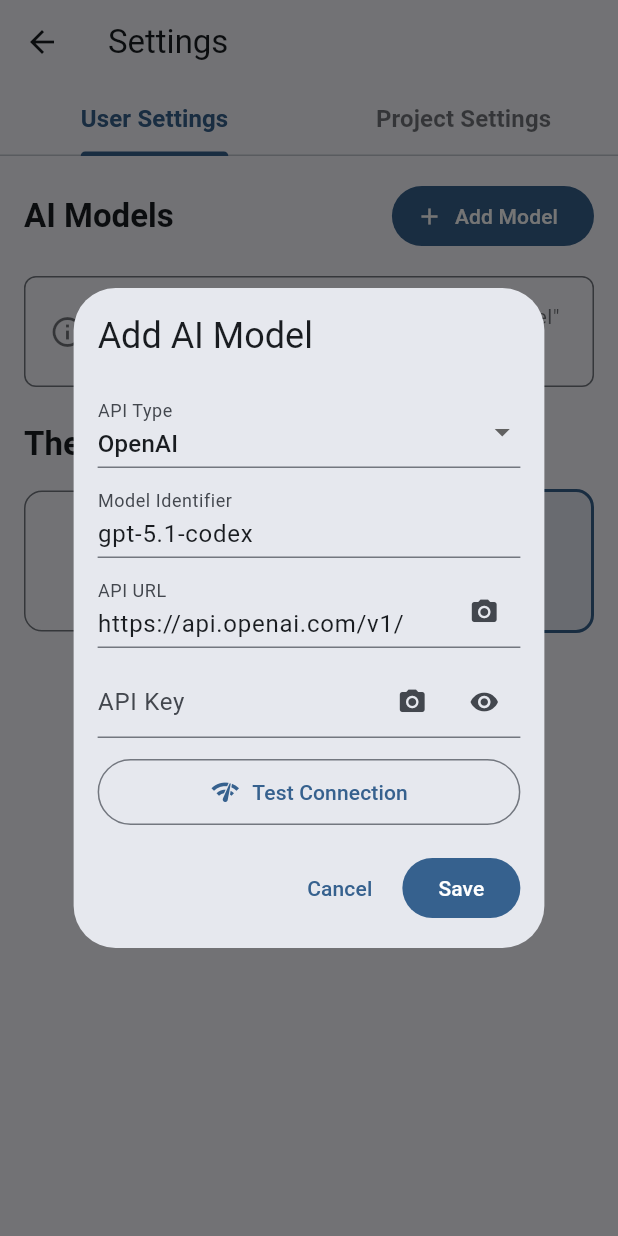
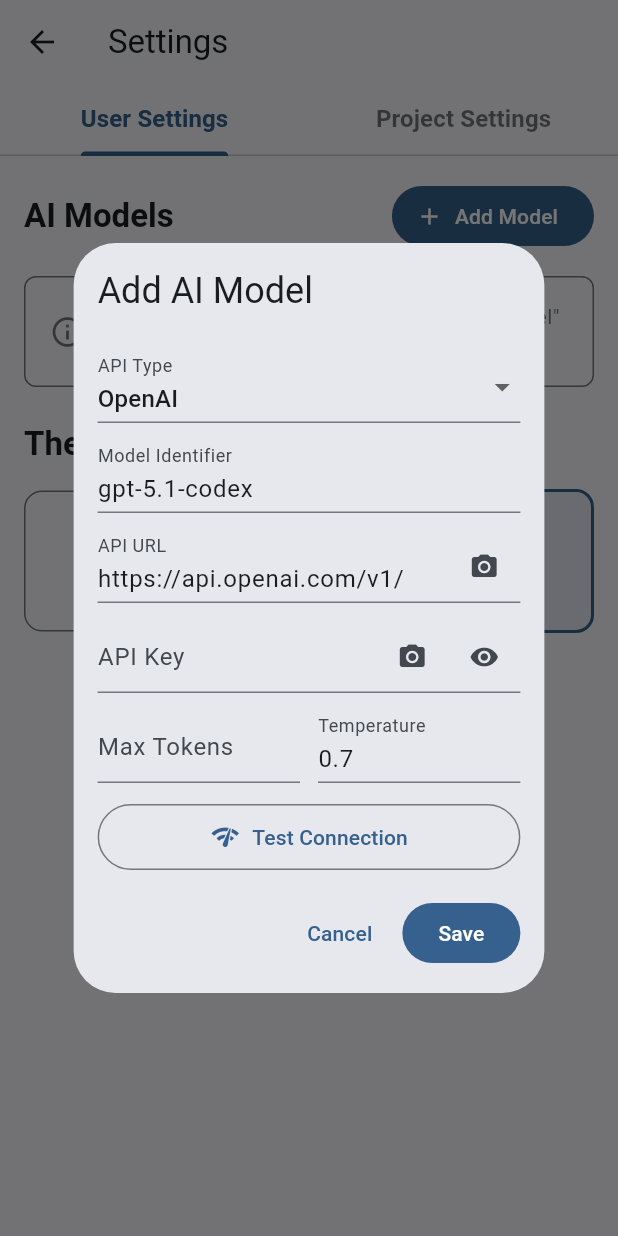
Before and after one commit to few-sh/fewshell, a Flutter app: the MainSettingsPage screen opened directly, after a tap on "Add Model", on a phone screen of 412 x 824 dp. Run offline on Flutter 3.47's test engine with Material 3 defaults, Android fonts, the phone set to English and light mode, and no system bars; our stand-ins replace camera, drift, flutter_markdown, flutter_riverpod, flutter_secure_storage, freezed_annotation and 3 more; missing offline and left inert: apple_vision_recognize_text, dartssh2, llm_dart, markdown; accounts and stored records are empty; generated files the repository leaves out were written again.

Commit message:
feat: add temperature and max tokens controls to AI model dialog

```diff
--- a/decamp-app/lib/components/ai_model_dialog.dart
+++ b/decamp-app/lib/components/ai_model_dialog.dart
@@ -51,6 +51,8 @@ class AIModelDialog {
         initialApiType: existingSettings?.apiType,
         initialUrl: existingSettings?.baseUrl,
         initialApiKey: apiKey ?? '',
+        initialMaxTokens: existingSettings?.maxTokens,
+        initialTemperature: existingSettings?.temperature,
         initialEnabled: existingSettings?.enabled,
         onSave:
             (
@@ -190,6 +192,8 @@ class _AIModelDialogForm extends StatefulWidget {
   final LlmApiType? initialApiType;
   final String? initialUrl;
   final String? initialApiKey;
+  final int? initialMaxTokens;
+  final double? initialTemperature;
   final bool? initialEnabled;
   final Function(
     String identifier,
@@ -211,6 +215,8 @@ class _AIModelDialogForm extends StatefulWidget {
     this.initialApiType,
     this.initialUrl,
     this.initialApiKey,
+    this.initialMaxTokens,
+    this.initialTemperature,
     this.initialEnabled,
     required this.onSave,
   });
@@ -223,6 +229,8 @@ class _AIModelDialogFormState extends State<_AIModelDialogForm> {
   late final TextEditingController _identifierController;
   late final TextEditingController _urlController;
   late final TextEditingController _apiKeyController;
+  late final TextEditingController _maxTokensController;
+  late final TextEditingController _temperatureController;
   final _formKey = GlobalKey<FormState>();
   final _scrollController = ScrollController();
   bool _obscureApiKey = true;
@@ -271,6 +279,12 @@ class _AIModelDialogFormState extends State<_AIModelDialogForm> {
       text: widget.initialUrl ?? _selectedApiType.defaultBaseUrl,
     );
     _apiKeyController = TextEditingController(text: widget.initialApiKey);
+    _maxTokensController = TextEditingController(
+      text: widget.initialMaxTokens?.toString() ?? '',
+    );
+    _temperatureController = TextEditingController(
+      text: widget.initialTemperature?.toString() ?? '0.7',
+    );
     _enabled = widget.initialEnabled ?? true;
   }
 
@@ -279,6 +293,8 @@ class _AIModelDialogFormState extends State<_AIModelDialogForm> {
     _identifierController.dispose();
     _urlController.dispose();
     _apiKeyController.dispose();
+    _maxTokensController.dispose();
+    _temperatureController.dispose();
     _scrollController.dispose();
     super.dispose();
   }
@@ -466,6 +482,54 @@ class _AIModelDialogFormState extends State<_AIModelDialogForm> {
                   return null;
                 },
               ),
+              const SizedBox(height: 12),
+              Row(
+                children: [
+                  Expanded(
+                    child: TextFormField(
+                      controller: _maxTokensController,
+                      decoration: const InputDecoration(
+                        labelText: 'Max Tokens',
+                        hintText: 'Optional',
+                        isDense: true,
+                      ),
+                      keyboardType: TextInputType.number,
+                      validator: (value) {
+                        if (value != null && value.isNotEmpty) {
+                          final number = int.tryParse(value);
+                          if (number == null || number <= 0) {
+                            return 'Invalid number';
+                          }
+                        }
+                        return null;
+                      },
+                    ),
+                  ),
+                  const SizedBox(width: 12),
+                  Expanded(
+                    child: TextFormField(
+                      controller: _temperatureController,
+                      decoration: const InputDecoration(
+                        labelText: 'Temperature',
+                        hintText: '0.0 - 2.0',
+                        isDense: true,
+                      ),
+                      keyboardType: const TextInputType.numberWithOptions(
+                        decimal: true,
+                      ),
+                      validator: (value) {
+                        if (value != null && value.isNotEmpty) {
+                          final number = double.tryParse(value);
+                          if (number == null || number < 0 || number > 2) {
+                            return '0.0 - 2.0';
+                          }
+                        }
+                        return null;
+                      },
+                    ),
+                  ),
+                ],
+              ),
               if (_isEditMode) ...[
                 const SizedBox(height: 12),
                 SwitchListTile(
@@ -577,6 +641,8 @@ class _AIModelDialogFormState extends State<_AIModelDialogForm> {
         identifier: _identifierController.text,
         apiType: _selectedApiType,
         baseUrl: _urlController.text,
+        maxTokens: int.tryParse(_maxTokensController.text),
+        temperature: double.tryParse(_temperatureController.text),
       );
 
       // Use empty string if no API key provided (for edit mode)
@@ -640,6 +706,8 @@ class _AIModelDialogFormState extends State<_AIModelDialogForm> {
         _selectedApiType,
         _urlController.text,
         _apiKeyController.text,
+        maxTokens: int.tryParse(_maxTokensController.text),
+        temperature: double.tryParse(_temperatureController.text),
         enabled: _isEditMode ? _enabled : null,
       );
       Navigator.of(context).pop();
```
